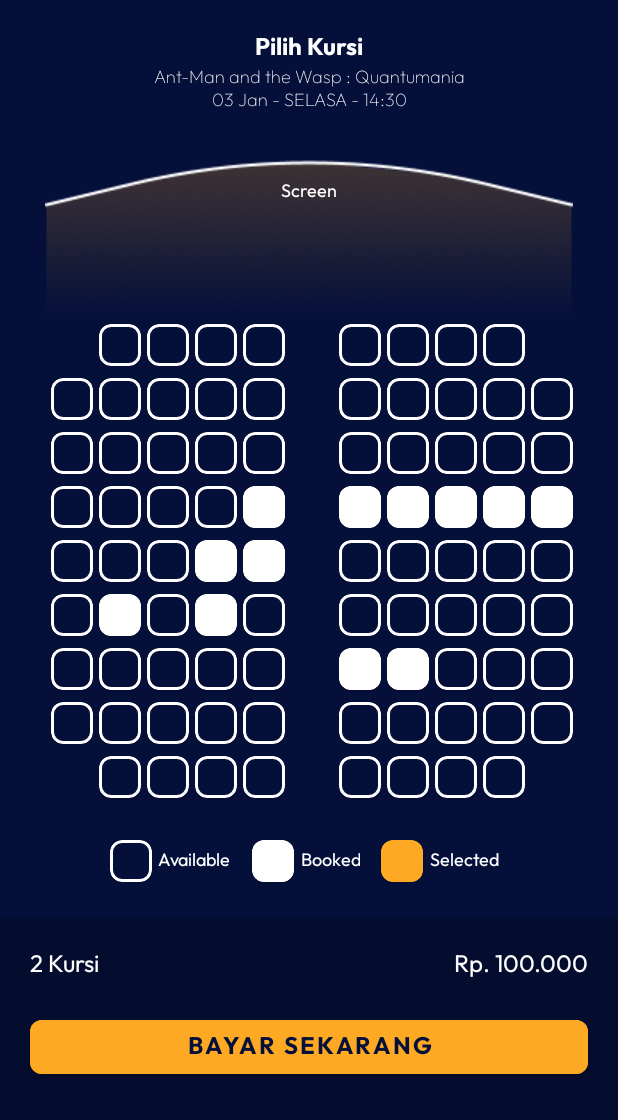
After one commit to ridhogaa/WorkshopMovieApps, an Android app: the SeatsActivity screen opened directly, with no data from a screen before it, on a phone screen of 412 x 824 dp. The commit adds this screen. Shown: the top 1120 px of the screen. Run offline under Robolectric (Android 15) with nearby library versions, the phone set to English and light mode, and no system bars.

Commit message:
feat: seats

```diff
--- a/app/src/main/AndroidManifest.xml
+++ b/app/src/main/AndroidManifest.xml
@@ -11,6 +11,9 @@
             android:supportsRtl="true"
             android:theme="@style/Theme.WorkshopMovieApps"
             tools:targetApi="31">
+        <activity
+                android:name=".SeatsActivity"
+                android:exported="false" />
         <activity
                 android:name=".DetailActivity"
                 android:exported="false" />
--- /dev/null
+++ b/app/src/main/java/com/example/workshopmovieapps/SeatsActivity.kt
@@ -0,0 +1,54 @@
+package com.example.workshopmovieapps
+
+import android.os.Bundle
+import androidx.appcompat.app.AppCompatActivity
+import androidx.recyclerview.widget.GridLayoutManager
+import androidx.recyclerview.widget.LinearLayoutManager
+import com.example.workshopmovieapps.adapter.SeatAdapter
+import com.example.workshopmovieapps.adapter.SeatDescAdapter
+import com.example.workshopmovieapps.data.generateSeat
+import com.example.workshopmovieapps.data.getVoucherList
+import com.example.workshopmovieapps.databinding.ActivitySeatsBinding
+
+class SeatsActivity : AppCompatActivity() {
+
+    private var _binding: ActivitySeatsBinding? = null
+    private val binding get() = _binding!!
+    private val seatAdapter: SeatAdapter by lazy {
+        SeatAdapter {
+        }
+    }
+
+    private val seatDescAdapter: SeatDescAdapter by lazy {
+        SeatDescAdapter {}
+    }
+
+    override fun onCreate(savedInstanceState: Bundle?) {
+        super.onCreate(savedInstanceState)
+        _binding = ActivitySeatsBinding.inflate(layoutInflater)
+        setContentView(binding.root)
+        setUpRecyclerView()
+    }
+
+    private fun setUpRecyclerView() {
+        binding.run {
+            rvSeats.adapter = seatAdapter
+            rvSeats.layoutManager = GridLayoutManager(
+                this@SeatsActivity,
+                11,
+            )
+            rvSeats.setHasFixedSize(true)
+            seatAdapter.setItems(generateSeat())
+            rvSeatsDesc.adapter = seatDescAdapter
+            rvSeatsDesc.layoutManager =
+                LinearLayoutManager(this@SeatsActivity, LinearLayoutManager.HORIZONTAL, false)
+            rvSeatsDesc.setHasFixedSize(true)
+            seatDescAdapter.setItems(listOf("Available", "Booked", "Selected"))
+        }
+    }
+
+    override fun onDestroy() {
+        super.onDestroy()
+        _binding = null
+    }
+}
--- /dev/null
+++ b/app/src/main/java/com/example/workshopmovieapps/adapter/SeatAdapter.kt
@@ -0,0 +1,88 @@
+package com.example.workshopmovieapps.adapter
+
+import android.view.LayoutInflater
+import android.view.ViewGroup
+import androidx.core.content.ContextCompat
+import androidx.core.view.isVisible
+import androidx.recyclerview.widget.RecyclerView
+import com.example.workshopmovieapps.R
+import com.example.workshopmovieapps.data.Seat
+import com.example.workshopmovieapps.databinding.ItemSeatBinding
+
+class SeatAdapter(private val itemClick: (Seat) -> Unit) :
+    RecyclerView.Adapter<SeatAdapter.MenuSeatHolder>() {
+
+    class MenuSeatHolder(
+        private val binding: ItemSeatBinding,
+        val itemClick: (Seat) -> Unit
+    ) :
+        RecyclerView.ViewHolder(binding.root) {
+        fun bindView(item: Seat, isGone: Boolean) {
+            with(item) {
+                updateSeatAppearance(this)
+                itemView.setOnClickListener {
+                    isSelected = !isSelected
+                    updateSeatAppearance(this)
+                    itemClick(this)
+                }
+                binding.root.isVisible = !isGone
+            }
+        }
+
+        private fun updateSeatAppearance(seat: Seat) {
+            binding.run {
+                when {
+                    seat.isBooked -> {
+                        setSeatAppearance(R.color.white, isEnabled = false)
+                    }
+
+                    seat.isSelected -> {
+                        setSeatAppearance(R.color.yellow)
+                    }
+
+                    else -> {
+                        setSeatAppearance(R.color.dark_blue)
+                    }
+                }
+            }
+        }
+
+        private fun setSeatAppearance(colorRes: Int, isEnabled: Boolean = true) {
+            binding.run {
+                val color = ContextCompat.getColor(btnSeat.context, colorRes)
+                btnSeat.setCardBackgroundColor(color)
+                btnSeat.isEnabled = isEnabled
+                if (!isEnabled) {
+                    btnSeat.strokeColor = color
+                }
+            }
+        }
+    }
+
+    private var items: MutableList<Seat> = mutableListOf()
+
+    fun setItems(items: List<Seat>) {
+        this.items.clear()
+        this.items.addAll(items)
+        notifyDataSetChanged()
+    }
+
+    override fun onCreateViewHolder(parent: ViewGroup, viewType: Int): MenuSeatHolder {
+        val binding = ItemSeatBinding.inflate(LayoutInflater.from(parent.context), parent, false)
+        return MenuSeatHolder(binding, itemClick)
+    }
+
+    private fun setUpSeats(position: Int): Boolean {
+        return position == 0 || position == 5 || position == 10 ||
+                position == 16 || position == 27 || position == 38 ||
+                position == 49 || position == 60 || position == 71 ||
+                position == 82 || position == 88 || position == 93 ||
+                position == 98
+    }
+
+    override fun getItemCount(): Int = items.size
+
+    override fun onBindViewHolder(holder: MenuSeatHolder, position: Int) {
+        holder.bindView(items[position], setUpSeats(position))
+    }
+}
--- /dev/null
+++ b/app/src/main/java/com/example/workshopmovieapps/adapter/SeatDescAdapter.kt
@@ -0,0 +1,70 @@
+package com.example.workshopmovieapps.adapter
+
+import android.view.LayoutInflater
+import android.view.ViewGroup
+import androidx.core.content.ContextCompat
+import androidx.recyclerview.widget.RecyclerView
+import com.example.workshopmovieapps.R
+import com.example.workshopmovieapps.databinding.ItemDescSeatBinding
+
+class SeatDescAdapter(private val itemClick: (String) -> Unit) :
+    RecyclerView.Adapter<SeatDescAdapter.MenuSeatHolder>() {
+
+    class MenuSeatHolder(
+        private val binding: ItemDescSeatBinding,
+        val itemClick: (String) -> Unit
+    ) :
+        RecyclerView.ViewHolder(binding.root) {
+        fun bindView(item: String) {
+            with(item) {
+                itemView.setOnClickListener { itemClick(this) }
+                binding.run {
+                    tvDescSeat.text = item
+                    when (item) {
+                        "Booked" -> {
+                            btnSeat.setCardBackgroundColor(
+                                ContextCompat.getColor(
+                                    btnSeat.context,
+                                    R.color.white
+                                )
+                            )
+                        }
+
+                        "Selected" -> {
+                            btnSeat.setCardBackgroundColor(
+                                ContextCompat.getColor(
+                                    btnSeat.context,
+                                    R.color.yellow
+                                )
+                            )
+                            btnSeat.strokeColor = ContextCompat.getColor(
+                                btnSeat.context,
+                                R.color.yellow
+                            )
+                        }
+                    }
+                }
+            }
+        }
+    }
+
+    private var items: MutableList<String> = mutableListOf()
+
+    fun setItems(items: List<String>) {
+        this.items.clear()
+        this.items.addAll(items)
+        notifyDataSetChanged()
+    }
+
+    override fun onCreateViewHolder(parent: ViewGroup, viewType: Int): MenuSeatHolder {
+        val binding =
+            ItemDescSeatBinding.inflate(LayoutInflater.from(parent.context), parent, false)
+        return MenuSeatHolder(binding, itemClick)
+    }
+
+    override fun getItemCount(): Int = items.size
+
+    override fun onBindViewHolder(holder: MenuSeatHolder, position: Int) {
+        holder.bindView(items[position])
+    }
+}
--- /dev/null
+++ b/app/src/main/java/com/example/workshopmovieapps/data/Seat.kt
@@ -0,0 +1,21 @@
+package com.example.workshopmovieapps.data
+
+data class Seat(
+    val id: Int,
+    var isSelected: Boolean,
+    val isBooked: Boolean,
+)
+
+fun generateSeat(): List<Seat> {
+    val list = ArrayList<Seat>();
+    for (i in 1..99) {
+        if (i == 38 || i == 40 || i == 41 ||
+            i == 42 || i == 43 || i == 44 ||
+            i == 48 || i == 49 || i == 57 ||
+            i == 59 || i == 73 || i == 74
+        ) list.add(Seat(i, false, true)) else {
+            list.add(Seat(i, false, false))
+        }
+    }
+    return list
+}
--- /dev/null
+++ b/app/src/main/res/layout/activity_seats.xml
@@ -0,0 +1,165 @@
+<?xml version="1.0" encoding="utf-8"?>
+<ScrollView xmlns:android="http://schemas.android.com/apk/res/android"
+        xmlns:tools="http://schemas.android.com/tools"
+        xmlns:app="http://schemas.android.com/apk/res-auto"
+        android:id="@+id/main"
+        android:layout_width="match_parent"
+        android:layout_height="match_parent"
+        android:background="@color/dark_blue"
+        tools:context=".SeatsActivity">
+
+    <androidx.constraintlayout.widget.ConstraintLayout
+            android:layout_width="match_parent"
+            android:layout_height="wrap_content">
+
+        <TextView
+                android:id="@+id/tv_select_seat"
+                android:layout_width="wrap_content"
+                android:layout_height="wrap_content"
+                app:layout_constraintTop_toTopOf="parent"
+                app:layout_constraintStart_toStartOf="parent"
+                app:layout_constraintEnd_toEndOf="parent"
+                android:textAlignment="center"
+                android:fontFamily="@font/outfit_bold"
+                android:textSize="16sp"
+                android:layout_marginTop="20dp"
+                android:text="Pilih Kursi"
+                android:textColor="@color/white" />
+
+        <TextView
+                android:id="@+id/tv_movie_name"
+                android:layout_width="wrap_content"
+                android:layout_height="wrap_content"
+                app:layout_constraintStart_toStartOf="parent"
+                app:layout_constraintEnd_toEndOf="parent"
+                app:layout_constraintTop_toBottomOf="@id/tv_select_seat"
+                android:textAlignment="center"
+                android:textSize="12sp"
+                android:fontFamily="@font/outfit_thin"
+                android:text="Ant-Man and the Wasp : Quantumania"
+                android:textColor="@color/white_50" />
+
+        <TextView
+                android:id="@+id/tv_movie_date"
+                android:layout_width="wrap_content"
+                android:layout_height="wrap_content"
+                app:layout_constraintStart_toStartOf="parent"
+                app:layout_constraintEnd_toEndOf="parent"
+                app:layout_constraintTop_toBottomOf="@id/tv_movie_name"
+                android:textAlignment="center"
+                android:textSize="12sp"
+                android:fontFamily="@font/outfit_thin"
+                android:text="03 Jan - SELASA - 14:30"
+                android:textColor="@color/white_50" />
+
+        <ImageView
+                android:id="@+id/iv_screen_seats"
+                android:layout_width="wrap_content"
+                android:layout_height="wrap_content"
+                android:src="@drawable/img_screen_seats"
+                android:layout_marginTop="20dp"
+                android:scaleType="centerCrop"
+                app:layout_constraintEnd_toEndOf="parent"
+                app:layout_constraintTop_toBottomOf="@id/tv_movie_date"
+                app:layout_constraintStart_toStartOf="parent" />
+
+        <TextView
+                android:id="@+id/tv_screen"
+                android:layout_width="wrap_content"
+                android:layout_height="wrap_content"
+                app:layout_constraintTop_toTopOf="@id/iv_screen_seats"
+                app:layout_constraintStart_toStartOf="@id/iv_screen_seats"
+                app:layout_constraintEnd_toEndOf="@id/iv_screen_seats"
+                android:textAlignment="center"
+                android:fontFamily="@font/outfit_regular"
+                android:layout_marginTop="25dp"
+                android:textSize="12sp"
+                android:text="Screen"
+                android:textColor="@color/white" />
+
+        <androidx.recyclerview.widget.RecyclerView
+                android:id="@+id/rv_seats"
+                android:layout_width="0dp"
+                android:layout_height="wrap_content"
+                tools:itemCount="99"
+                app:spanCount="11"
+                app:layoutManager="androidx.recyclerview.widget.GridLayoutManager"
+                app:layout_constraintEnd_toEndOf="@+id/iv_screen_seats"
+                app:layout_constraintStart_toStartOf="@+id/iv_screen_seats"
+                tools:listitem="@layout/item_seat"
+                app:layout_constraintTop_toBottomOf="@id/iv_screen_seats" />
+
+        <androidx.recyclerview.widget.RecyclerView
+                android:id="@+id/rv_seats_desc"
+                android:layout_width="wrap_content"
+                android:layout_height="wrap_content"
+                android:scrollbars="none"
+                android:layout_marginTop="20dp"
+                tools:itemCount="3"
+                android:orientation="horizontal"
+                app:layoutManager="androidx.recyclerview.widget.LinearLayoutManager"
+                app:layout_constraintEnd_toEndOf="@+id/rv_seats"
+                app:layout_constraintStart_toStartOf="@+id/rv_seats"
+                tools:listitem="@layout/item_desc_seat"
+                app:layout_constraintTop_toBottomOf="@id/rv_seats" />
+
+        <ImageView
+                android:id="@+id/bg_semi_transparent_black"
+                android:contentDescription="@null"
+                android:layout_width="0dp"
+                android:src="@color/semi_transparent_black"
+                android:layout_height="0dp"
+                android:layout_marginTop="20dp"
+                app:layout_constraintBottom_toBottomOf="parent"
+                app:layout_constraintTop_toBottomOf="@+id/rv_seats_desc"
+                app:layout_constraintStart_toStartOf="parent"
+                app:layout_constraintEnd_toEndOf="parent" />
+
+        <TextView
+                android:id="@+id/tv_count_seat"
+                android:layout_width="0dp"
+                android:text="2 Kursi"
+                android:fontFamily="@font/outfit_regular"
+                android:textSize="16sp"
+                android:layout_margin="20dp"
+                android:textAlignment="viewStart"
+                android:textColor="@color/white"
+                app:layout_constraintEnd_toStartOf="@id/tv_sum_seat"
+                app:layout_constraintStart_toStartOf="@id/bg_semi_transparent_black"
+                app:layout_constraintTop_toTopOf="@id/bg_semi_transparent_black"
+                android:layout_height="wrap_content"
+                app:layout_constraintBottom_toTopOf="@+id/materialButton" />
+
+        <TextView
+                android:id="@+id/tv_sum_seat"
+                android:layout_width="0dp"
+                android:text="Rp. 100.000"
+                android:textSize="16sp"
+                android:fontFamily="@font/outfit_regular"
+                android:layout_margin="20dp"
+                android:textAlignment="viewEnd"
+                android:textColor="@color/white"
+                app:layout_constraintStart_toEndOf="@id/tv_count_seat"
+                app:layout_constraintEnd_toEndOf="@id/bg_semi_transparent_black"
+                app:layout_constraintTop_toTopOf="@id/bg_semi_transparent_black"
+                android:layout_height="wrap_content"
+                app:layout_constraintBottom_toTopOf="@+id/materialButton" />
+
+        <com.google.android.material.button.MaterialButton
+                android:layout_width="0dp"
+                app:cornerRadius="8dp"
+                android:backgroundTint="@color/yellow"
+                android:text="Bayar Sekarang"
+                android:textAllCaps="true"
+                android:textSize="16sp"
+                android:textColor="@color/dark_blue"
+                android:fontFamily="@font/outfit_bold"
+                app:layout_constraintEnd_toEndOf="@id/tv_sum_seat"
+                app:layout_constraintStart_toStartOf="@+id/tv_count_seat"
+                android:layout_height="wrap_content"
+                app:layout_constraintTop_toTopOf="@id/bg_semi_transparent_black"
+                app:layout_constraintBottom_toBottomOf="@+id/bg_semi_transparent_black"
+                android:id="@+id/materialButton" />
+
+    </androidx.constraintlayout.widget.ConstraintLayout>
+</ScrollView>
--- /dev/null
+++ b/app/src/main/res/layout/item_desc_seat.xml
@@ -0,0 +1,33 @@
+<?xml version="1.0" encoding="utf-8"?>
+<LinearLayout xmlns:android="http://schemas.android.com/apk/res/android"
+        xmlns:app="http://schemas.android.com/apk/res-auto"
+        xmlns:tools="http://schemas.android.com/tools"
+        android:layout_width="wrap_content"
+        android:orientation="horizontal"
+        android:gravity="center"
+        android:layout_height="wrap_content"
+        android:background="@android:color/transparent">
+
+    <com.google.android.material.card.MaterialCardView
+            android:id="@+id/btn_seat"
+            app:cardCornerRadius="8dp"
+            android:layout_margin="4dp"
+            app:cardBackgroundColor="@color/dark_blue"
+            app:strokeWidth="2dp"
+            app:strokeColor="@color/white"
+            android:layout_width="28dp"
+            android:layout_height="28dp" />
+
+    <TextView
+            android:id="@+id/tv_desc_seat"
+            android:layout_width="wrap_content"
+            android:layout_height="wrap_content"
+            android:textAlignment="center"
+            android:fontFamily="@font/outfit_regular"
+            android:textSize="12sp"
+            android:layout_marginVertical="4dp"
+            android:layout_marginEnd="10dp"
+            tools:text="Available"
+            android:textColor="@color/white" />
+
+</LinearLayout>
--- /dev/null
+++ b/app/src/main/res/layout/item_seat.xml
@@ -0,0 +1,19 @@
+<?xml version="1.0" encoding="utf-8"?>
+<LinearLayout xmlns:android="http://schemas.android.com/apk/res/android"
+        xmlns:app="http://schemas.android.com/apk/res-auto"
+        android:layout_width="wrap_content"
+        android:orientation="vertical"
+        android:layout_height="wrap_content"
+        android:background="@android:color/transparent">
+
+    <com.google.android.material.card.MaterialCardView
+            android:id="@+id/btn_seat"
+            app:cardCornerRadius="8dp"
+            android:layout_margin="4dp"
+            app:cardBackgroundColor="@color/dark_blue"
+            app:strokeWidth="2dp"
+            app:strokeColor="@color/white"
+            android:layout_width="28dp"
+            android:layout_height="28dp" />
+
+</LinearLayout>
--- a/app/src/main/res/values/colors.xml
+++ b/app/src/main/res/values/colors.xml
@@ -7,11 +7,13 @@
     <color name="teal_700">#FF018786</color>
     <color name="black">#FF000000</color>
     <color name="white">#FFFFFFFF</color>
+    <color name="white_50">#FFFFFF</color>
 
     <color name="yellow">#FEA923</color>
     <color name="dark_blue">#05103A</color>
     <color name="grey_50">#80FFFFFF</color>
     <color name="grey_10">#1AFFFFFF</color>
     <color name="dark_blue_02">#040D2E</color>
+    <color name="semi_transparent_black">#33000000</color>
 
 </resources>
```
Also changed, not shown: app/src/main/res/drawable/img_screen_seats.png (added). Lines whose indentation alone changed are shown as unchanged.
